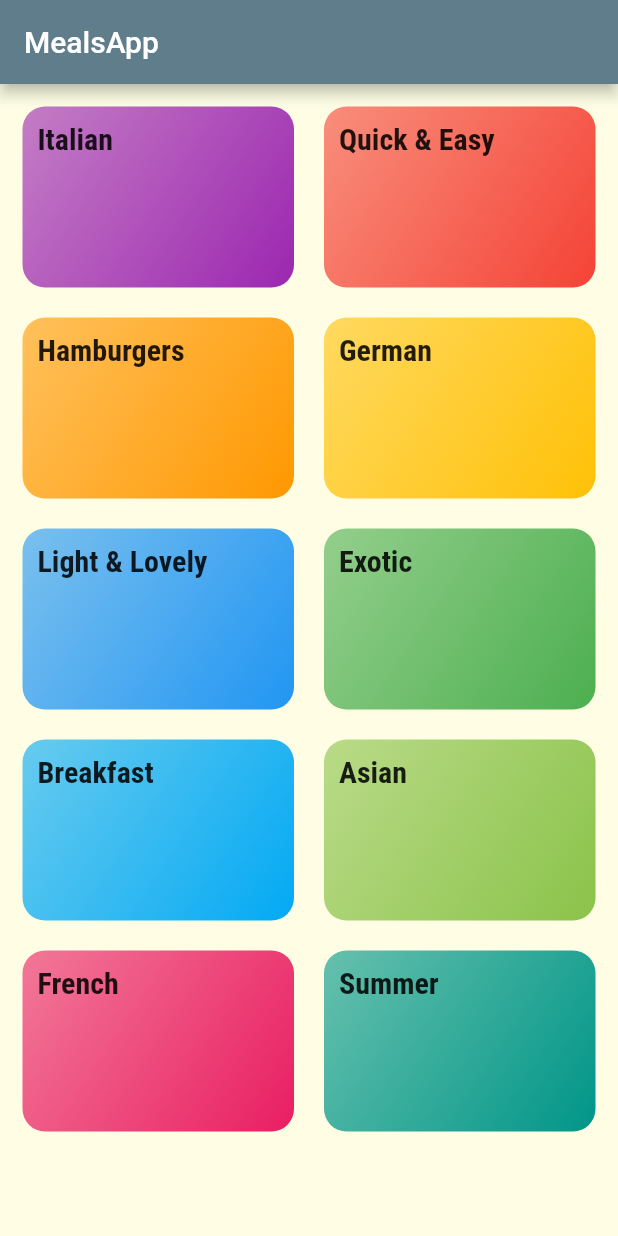
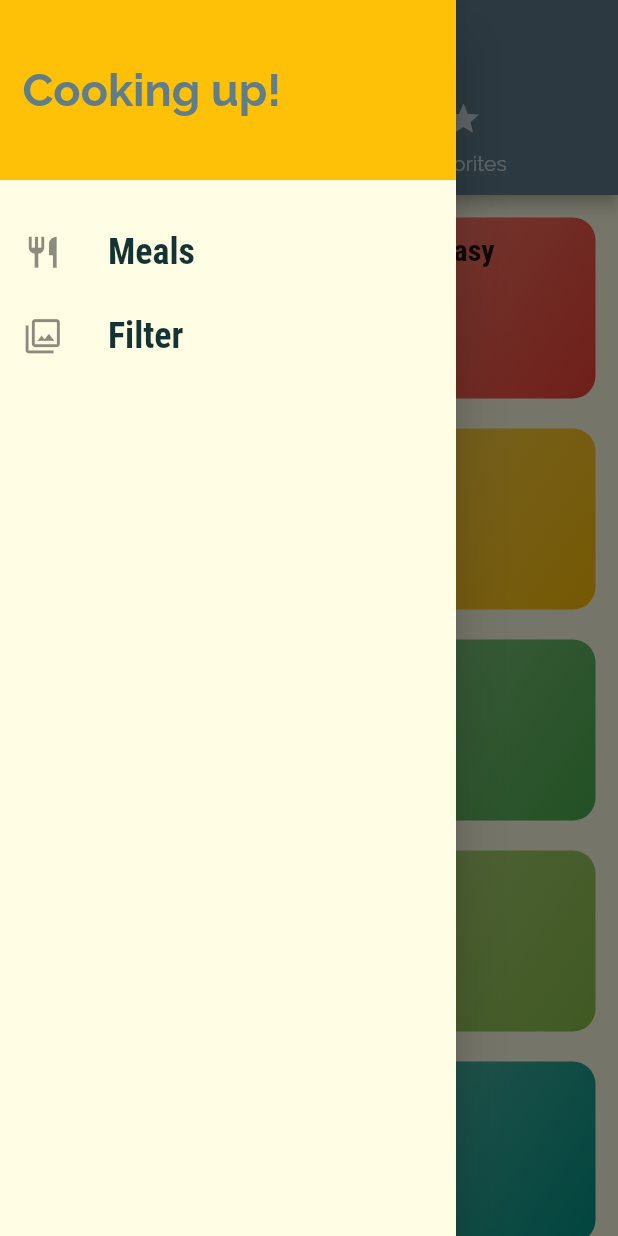
Before and after one commit to arunjaswal2002/Meals-App, a Flutter app: the screen it shows after launch, with the side drawer open (before the commit the screen has no drawer), on a phone screen of 412 x 824 dp. Run offline on Flutter 3.47's test engine with Material 2 defaults, Android fonts, the phone set to English and light mode, and no system bars.

Commit message:
Added Drawer

```diff
--- a/lib/main.dart
+++ b/lib/main.dart
@@ -1,7 +1,10 @@
 import 'package:flutter/material.dart';
-import 'package:mealsapp/screens/categories_Screen.dart';
+import 'package:mealsapp/screens/filterScreen.dart';
+import './screens/categories_Screen.dart';
 import 'screens/AllMealsOfParticularCategory.dart';
 import './screens/mealDetails.dart';
+import './screens/tabsScreen.dart';
+import './screens/filterScreen.dart';
 
 void main() => runApp(MealsApp());
 
@@ -28,9 +31,10 @@ class MealsApp extends StatelessWidget {
               ))),
       // home: const CategoriesScreen(),
       routes: {
-        '/': (_) => CategoriesScreen(), //default route is '/'
+        '/': (_) => TabsScreen(), //default route is '/'
         CategoryMealsScreen.routeName: (_) => CategoryMealsScreen(),
         MealDetailScreen.routeName: (_) => MealDetailScreen(),
+        FilterScreen.routeName: (_) => FilterScreen(),
       },
     );
   }
--- a/lib/screens/categories_Screen.dart
+++ b/lib/screens/categories_Screen.dart
@@ -8,9 +8,7 @@ class CategoriesScreen extends StatelessWidget {
 
   @override
   Widget build(BuildContext context) {
-    return Scaffold(
-        appBar: AppBar(title: const Text('MealsApp')),
-        body: GridView(
+    return GridView(
       padding: const EdgeInsets.all(15),
       gridDelegate: const SliverGridDelegateWithMaxCrossAxisExtent(
           //it takes care of how the items are adjusted automatically by taking an input a width of item.
@@ -21,10 +19,10 @@ class CategoriesScreen extends StatelessWidget {
           crossAxisSpacing: 20),
       children: <Widget>[
         ...DUMMY_CATEGORIES
-                .map((item) => CategoryItem(
-                    id: item.id, title: item.title, color: item.color))
+            .map((item) =>
+                CategoryItem(id: item.id, title: item.title, color: item.color))
             .toList(),
       ],
-        ));
+    );
   }
 }
--- /dev/null
+++ b/lib/screens/tabsScreen.dart
@@ -0,0 +1,29 @@
+import 'package:flutter/material.dart';
+import './categories_Screen.dart';
+import './favoritesScreen.dart';
+import '../widgets/drawer.dart';
+
+class TabsScreen extends StatefulWidget {
+  const TabsScreen({Key? key}) : super(key: key);
+
+  @override
+  State<TabsScreen> createState() => _TabsScreenState();
+}
+
+class _TabsScreenState extends State<TabsScreen> {
+  @override
+  Widget build(BuildContext context) {
+    return DefaultTabController(
+        length: 2,
+        child: Scaffold(
+            appBar: AppBar(
+                title: const Text('Meals App'),
+                bottom: const TabBar(tabs: <Widget>[
+                  Tab(icon: Icon(Icons.category), text: 'Categories'),
+                  Tab(icon: Icon(Icons.star), text: 'Favorites')
+                ])),
+            drawer: MainDrawer(),
+            body: const TabBarView(
+                children: <Widget>[CategoriesScreen(), FavoritesScreen()])));
+  }
+}
--- /dev/null
+++ b/lib/widgets/drawer.dart
@@ -0,0 +1,46 @@
+import 'package:flutter/material.dart';
+import 'package:mealsapp/screens/filterScreen.dart';
+
+class MainDrawer extends StatelessWidget {
+  Widget buildListTile(String title, IconData i, VoidCallback f) {
+    return ListTile(
+        leading: Icon(i, size: 25),
+        title: Text(title,
+            style: const TextStyle(
+              fontFamily: 'RobotoCondensed',
+              fontSize: 24,
+              fontWeight: FontWeight.bold,
+            )),
+        onTap: f);
+  }
+
+  @override
+  Widget build(BuildContext context) {
+    return Drawer(
+      child: Column(
+        children: <Widget>[
+          Container(
+              height: 120,
+              width: double.infinity,
+              padding: const EdgeInsets.all(15),
+              alignment: Alignment.centerLeft,
+              color: Theme.of(context).accentColor,
+              child: Text('Cooking up!',
+                  style: TextStyle(
+                      fontWeight: FontWeight.bold,
+                      fontSize: 30,
+                      color: Theme.of(context).primaryColor))),
+          const SizedBox(
+            height: 20,
+          ),
+          buildListTile('Meals', Icons.restaurant, () {
+            Navigator.of(context).pushReplacementNamed('/');
+          }),
+          buildListTile('Filter', Icons.filter, () {
+            Navigator.of(context).pushReplacementNamed(FilterScreen.routeName);
+          }),
+        ],
+      ),
+    );
+  }
+}
```
Also changed, not shown: lib/screens/favoritesScreen.dart (added, +11 -0 lines), lib/screens/filterScreen.dart (added, +13 -0 lines), lib/screens/mealDetails.dart (+3 -6 lines). Lines whose indentation alone changed are shown as unchanged.
